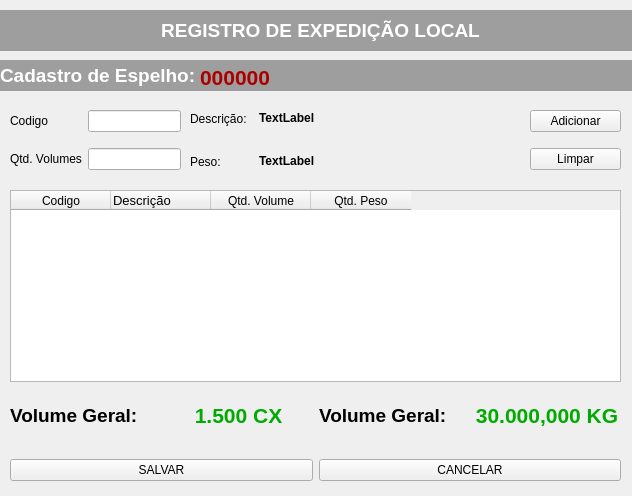
This is tela_cadastro.ui in siqueiradias/Expedicao_local as Qt 5 draws it before an edit. The edited form follows.
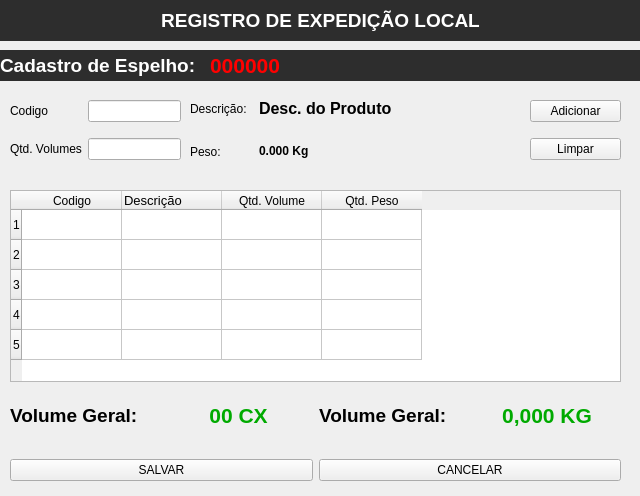
This is the edited form.

Commit message: TELAS E DB

Patch:
```diff
--- a/tela_cadastro.ui
+++ b/tela_cadastro.ui
@@ -6,10 +6,22 @@
    <rect>
     <x>0</x>
     <y>0</y>
-    <width>632</width>
+    <width>640</width>
     <height>496</height>
    </rect>
   </property>
+  <property name="sizePolicy">
+   <sizepolicy hsizetype="Preferred" vsizetype="Preferred">
+    <horstretch>0</horstretch>
+    <verstretch>0</verstretch>
+   </sizepolicy>
+  </property>
+  <property name="maximumSize">
+   <size>
+    <width>640</width>
+    <height>16777215</height>
+   </size>
+  </property>
   <property name="windowTitle">
    <string>Cadastro de Espelho</string>
   </property>
@@ -18,7 +30,7 @@
     <property name="geometry">
      <rect>
       <x>0</x>
-      <y>10</y>
+      <y>0</y>
       <width>641</width>
       <height>41</height>
      </rect>
@@ -27,7 +39,7 @@
      <item>
       <widget class="QLabel" name="label">
        <property name="styleSheet">
-        <string notr="true">background-color: rgb(158, 158, 158);
+        <string notr="true">background-color: rgb(45, 45, 45);
 color: rgb(255, 255, 255);</string>
        </property>
        <property name="text">
@@ -41,13 +53,13 @@
     <property name="geometry">
      <rect>
       <x>0</x>
-      <y>60</y>
-      <width>639</width>
+      <y>50</y>
+      <width>641</width>
       <height>31</height>
      </rect>
     </property>
     <property name="styleSheet">
-     <string notr="true">background-color: rgb(158, 158, 158);
+     <string notr="true">background-color: rgb(45, 45, 45);
 color: rgb(255, 255, 255);</string>
     </property>
     <property name="text">
@@ -58,7 +70,7 @@
     <property name="geometry">
      <rect>
       <x>10</x>
-      <y>100</y>
+      <y>90</y>
       <width>171</width>
       <height>80</height>
      </rect>
@@ -90,7 +102,7 @@
     <property name="geometry">
      <rect>
       <x>530</x>
-      <y>100</y>
+      <y>90</y>
       <width>91</width>
       <height>80</height>
      </rect>
@@ -98,6 +110,9 @@
     <layout class="QVBoxLayout" name="verticalLayout_2">
      <item>
       <widget class="QPushButton" name="btn_adicionar">
+       <property name="styleSheet">
+        <string notr="true">font: 12pt &quot;MS Shell Dlg 2&quot;;</string>
+       </property>
        <property name="text">
         <string>Adicionar</string>
        </property>
@@ -105,6 +120,9 @@
      </item>
      <item>
       <widget class="QPushButton" name="btn_limpar">
+       <property name="styleSheet">
+        <string notr="true">font: 12pt &quot;MS Shell Dlg 2&quot;;</string>
+       </property>
        <property name="text">
         <string>Limpar</string>
        </property>
@@ -121,6 +139,31 @@
       <height>192</height>
      </rect>
     </property>
+    <row>
+     <property name="text">
+      <string>1</string>
+     </property>
+    </row>
+    <row>
+     <property name="text">
+      <string>2</string>
+     </property>
+    </row>
+    <row>
+     <property name="text">
+      <string>3</string>
+     </property>
+    </row>
+    <row>
+     <property name="text">
+      <string>4</string>
+     </property>
+    </row>
+    <row>
+     <property name="text">
+      <string>5</string>
+     </property>
+    </row>
     <column>
      <property name="text">
       <string>Codigo</string>
@@ -150,25 +193,51 @@
       <string>Qtd. Peso</string>
      </property>
     </column>
+    <item row="0" column="0">
+     <property name="text">
+      <string/>
+     </property>
+    </item>
+    <item row="0" column="1">
+     <property name="text">
+      <string/>
+     </property>
+    </item>
+    <item row="0" column="2">
+     <property name="text">
+      <string/>
+     </property>
+    </item>
+    <item row="0" column="3">
+     <property name="text">
+      <string/>
+     </property>
+    </item>
    </widget>
    <widget class="QLabel" name="lbl_espelho">
     <property name="geometry">
      <rect>
-      <x>200</x>
-      <y>65</y>
+      <x>210</x>
+      <y>50</y>
       <width>101</width>
-      <height>21</height>
+      <height>31</height>
      </rect>
     </property>
+    <property name="maximumSize">
+     <size>
+      <width>16777215</width>
+      <height>16777215</height>
+     </size>
+    </property>
     <property name="text">
-     <string>&lt;html&gt;&lt;head/&gt;&lt;body&gt;&lt;p&gt;&lt;span style=&quot; font-size:16pt; font-weight:600; color:#aa0000;&quot;&gt;000000&lt;/span&gt;&lt;/p&gt;&lt;/body&gt;&lt;/html&gt;</string>
+     <string>&lt;html&gt;&lt;head/&gt;&lt;body&gt;&lt;p&gt;&lt;span style=&quot; font-size:16pt; font-weight:600; color:#ff0000;&quot;&gt;000000&lt;/span&gt;&lt;/p&gt;&lt;/body&gt;&lt;/html&gt;</string>
     </property>
    </widget>
    <widget class="QWidget" name="verticalLayoutWidget_3">
     <property name="geometry">
      <rect>
       <x>190</x>
-      <y>100</y>
+      <y>90</y>
       <width>62</width>
       <height>80</height>
      </rect>
@@ -194,7 +263,7 @@
     <property name="geometry">
      <rect>
       <x>259</x>
-      <y>100</y>
+      <y>90</y>
       <width>251</width>
       <height>80</height>
      </rect>
@@ -202,15 +271,21 @@
     <layout class="QVBoxLayout" name="verticalLayout_4">
      <item>
       <widget class="QLabel" name="lbl_descricao">
+       <property name="styleSheet">
+        <string notr="true">font: 75 12pt &quot;MS Shell Dlg 2&quot;;</string>
+       </property>
        <property name="text">
-        <string>&lt;html&gt;&lt;head/&gt;&lt;body&gt;&lt;p&gt;&lt;span style=&quot; font-weight:600;&quot;&gt;TextLabel&lt;/span&gt;&lt;/p&gt;&lt;/body&gt;&lt;/html&gt;</string>
+        <string>&lt;html&gt;&lt;head/&gt;&lt;body&gt;&lt;p&gt;&lt;span style=&quot; font-size:12pt; font-weight:600;&quot;&gt;Desc. do Produto&lt;/span&gt;&lt;/p&gt;&lt;/body&gt;&lt;/html&gt;</string>
        </property>
       </widget>
      </item>
      <item>
       <widget class="QLabel" name="lbl_peso">
+       <property name="styleSheet">
+        <string notr="true">font: 75 12pt &quot;MS Shell Dlg 2&quot;;</string>
+       </property>
        <property name="text">
-        <string>&lt;html&gt;&lt;head/&gt;&lt;body&gt;&lt;p&gt;&lt;span style=&quot; font-weight:600;&quot;&gt;TextLabel&lt;/span&gt;&lt;/p&gt;&lt;/body&gt;&lt;/html&gt;</string>
+        <string>&lt;html&gt;&lt;head/&gt;&lt;body&gt;&lt;p&gt;&lt;span style=&quot; font-weight:600;&quot;&gt;0.000 Kg&lt;/span&gt;&lt;/p&gt;&lt;/body&gt;&lt;/html&gt;</string>
        </property>
       </widget>
      </item>
@@ -262,14 +337,14 @@
      <item row="0" column="1">
       <widget class="QLabel" name="lbl_geral_volume">
        <property name="text">
-        <string>&lt;html&gt;&lt;head/&gt;&lt;body&gt;&lt;p align=&quot;center&quot;&gt;&lt;span style=&quot; font-size:16pt; font-weight:600; color:#00aa00;&quot;&gt;1.500 CX&lt;/span&gt;&lt;/p&gt;&lt;/body&gt;&lt;/html&gt;</string>
+        <string>&lt;html&gt;&lt;head/&gt;&lt;body&gt;&lt;p align=&quot;center&quot;&gt;&lt;span style=&quot; font-size:16pt; font-weight:600; color:#00aa00;&quot;&gt;00 CX&lt;/span&gt;&lt;/p&gt;&lt;/body&gt;&lt;/html&gt;</string>
        </property>
       </widget>
      </item>
      <item row="0" column="3">
       <widget class="QLabel" name="lbl_geral_peso">
        <property name="text">
-        <string>&lt;html&gt;&lt;head/&gt;&lt;body&gt;&lt;p align=&quot;center&quot;&gt;&lt;span style=&quot; font-size:16pt; font-weight:600; color:#00aa00;&quot;&gt;30.000,000 KG&lt;/span&gt;&lt;/p&gt;&lt;/body&gt;&lt;/html&gt;</string>
+        <string>&lt;html&gt;&lt;head/&gt;&lt;body&gt;&lt;p align=&quot;center&quot;&gt;&lt;span style=&quot; font-size:16pt; font-weight:600; color:#00aa00;&quot;&gt;0,000 KG&lt;/span&gt;&lt;/p&gt;&lt;/body&gt;&lt;/html&gt;</string>
        </property>
       </widget>
      </item>
```
Left out of the diff: 14 changed lines with no effect on the pictures. The commit also changes 4 other files.
